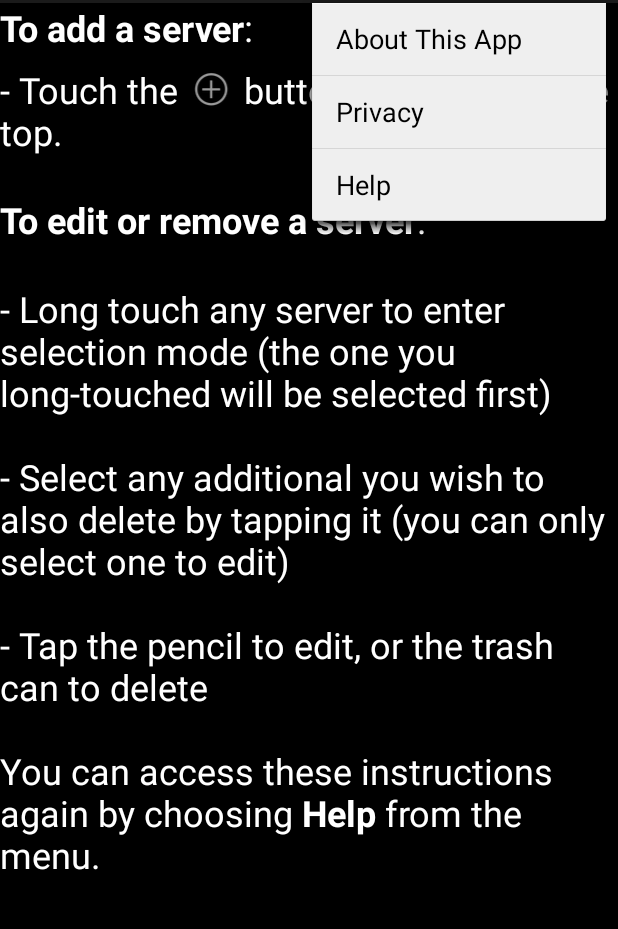
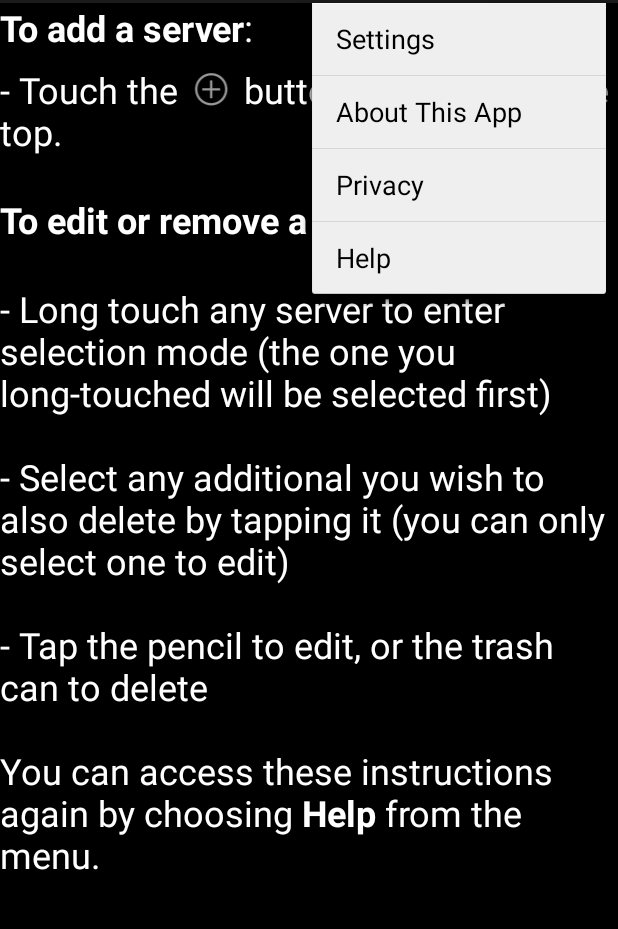
Before and after one commit to justdave/MCStatus, an Android app: the screen it shows after launch (MainActivity), with the options menu open, on a phone screen of 412 x 824 dp, the part 69-998 px from its top. Run offline under Robolectric (Android 15) with nearby library versions, the phone set to English and light mode, and no system bars; 10 statements that could not run were skipped.

Commit message:
Added Settings Button

```diff
--- a/app/src/main/res/menu/main.xml
+++ b/app/src/main/res/menu/main.xml
@@ -3,29 +3,34 @@
     <item
         android:id="@+id/action_refresh"
         android:icon="@android:drawable/ic_popup_sync"
-        android:orderInCategory="101"
+        android:orderInCategory="100"
         android:showAsAction="ifRoom"
-        android:title="@string/action_refresh"/>
+        android:title="@string/action_refresh" />
     <item
         android:id="@+id/action_addserver"
         android:icon="@android:drawable/ic_menu_add"
         android:orderInCategory="101"
         android:showAsAction="ifRoom"
-        android:title="@string/action_addserver"/>
+        android:title="@string/action_addserver" />
+    <item
+        android:id="@+id/action_settings"
+        android:orderInCategory="102"
+        android:showAsAction="never"
+        android:title="@string/action_settings" />
     <item
         android:id="@+id/action_about"
-        android:orderInCategory="102"
+        android:orderInCategory="103"
         android:showAsAction="never"
-        android:title="@string/action_about"/>
+        android:title="@string/action_about" />
     <item
         android:id="@+id/action_privacy"
-        android:orderInCategory="103"
+        android:orderInCategory="104"
         android:showAsAction="never"
-        android:title="@string/action_privacy"/>
+        android:title="@string/action_privacy" />
     <item
         android:id="@+id/action_help"
-        android:orderInCategory="104"
+        android:orderInCategory="105"
         android:showAsAction="never"
-        android:title="@string/action_help"/>
+        android:title="@string/action_help" />
 
 </menu>
--- a/app/src/main/res/values/strings.xml
+++ b/app/src/main/res/values/strings.xml
@@ -7,6 +7,7 @@
     <string name="action_addserver">Add Server</string>
     <string name="action_deleteserver">Delete Server(s)</string>
     <string name="action_editserver">Edit Server</string>
+    <string name="action_settings">Settings</string>
     <string name="action_about">About This App</string>
     <string name="action_help">Help</string>
     <string name="action_privacy">Privacy</string>
```
